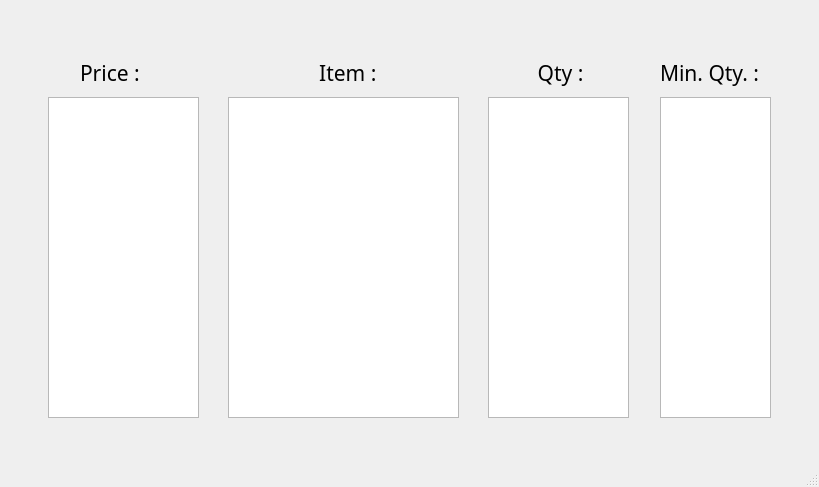
The window that curr_inven.ui (Dharmraj06/woc7.0-python-gui-restaurant-management) describes before a commit, drawn with Qt 5.
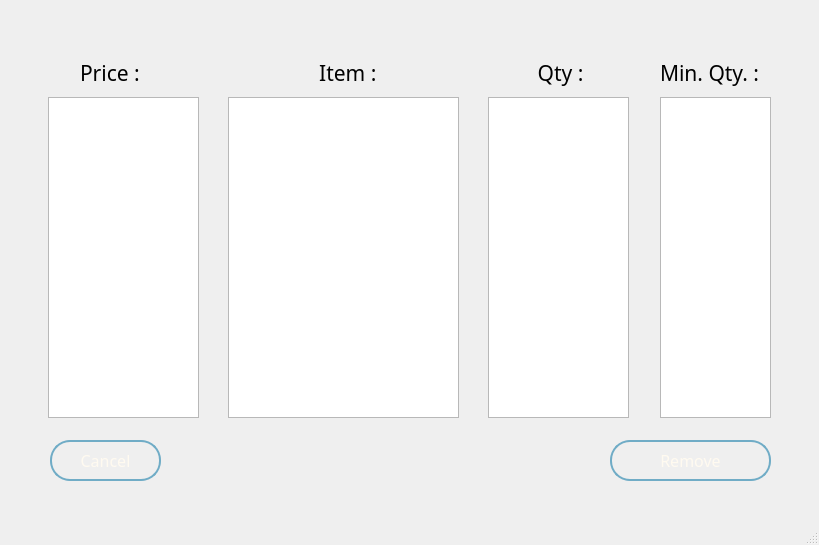
The same window after the commit. Icons and pictures are not drawn.

Commit message: Updated the curr_inventory_win.py to delete items and to show items in red

```diff
--- a/curr_inven.ui
+++ b/curr_inven.ui
@@ -7,7 +7,7 @@
     <x>0</x>
     <y>0</y>
     <width>819</width>
-    <height>487</height>
+    <height>545</height>
    </rect>
   </property>
   <property name="windowTitle">
@@ -140,6 +140,124 @@
      <string>Min. Qty. :</string>
     </property>
    </widget>
+   <widget class="QPushButton" name="cancel_pb">
+    <property name="geometry">
+     <rect>
+      <x>50</x>
+      <y>440</y>
+      <width>111</width>
+      <height>41</height>
+     </rect>
+    </property>
+    <property name="font">
+     <font>
+      <family>Segoe UI Variable Small</family>
+      <pointsize>-1</pointsize>
+     </font>
+    </property>
+    <property name="styleSheet">
+     <string notr="true">QPushButton {
+    background-color: qlineargradient(spread:repeat, x1:0, y1:0.602, x2:1, y2:0.603, 
+    stop:0.0631579 rgba(0, 115, 168, 216), 
+    stop:0.448864 rgba(14, 116, 163, 227), 
+    stop:0.653409 rgba(25, 116, 159, 199), 
+    stop:0.8125 rgba(35, 117, 155, 191), 
+    stop:0.982955 rgba(49, 118, 150, 185));
+    
+    color: #FFFAF0;  
+    border-radius: 20px;      
+    padding: 10px;             
+    font-size: 16px;           
+    border: 2px solid rgb(112, 172, 198);  /* Blue border */
+}
+QPushButton {
+    background-color: qlineargradient(spread:repeat, x1:0, y1:0.602, x2:1, y2:0.603, 
+    stop:0.0631579 rgba(0, 115, 168, 216), 
+    stop:0.448864 rgba(14, 116, 163, 227), 
+    stop:0.653409 rgba(25, 116, 159, 199), 
+    stop:0.8125 rgba(35, 117, 155, 191), 
+    stop:0.982955 rgba(49, 118, 150, 185));
+    
+    color: #FFFAF0;  
+    border-radius: 20px;      
+    padding: 10px;             
+    font-size: 16px;           
+    border: 2px solid rgb(112, 172, 198);  /* Blue border */
+}
+
+QPushButton:pressed {
+    background-color: qlineargradient(spread:repeat, x1:0, y1:0.602, x2:1, y2:0.603, 
+    stop:0.0631579 rgba(0, 100, 140, 216),  /* Darker version of the gradient */
+    stop:0.448864 rgba(10, 100, 140, 227), 
+    stop:0.653409 rgba(20, 100, 140, 199), 
+    stop:0.8125 rgba(30, 100, 140, 191), 
+    stop:0.982955 rgba(40, 100, 140, 185));
+}
+</string>
+    </property>
+    <property name="text">
+     <string>Cancel</string>
+    </property>
+   </widget>
+   <widget class="QPushButton" name="remove_pb">
+    <property name="geometry">
+     <rect>
+      <x>610</x>
+      <y>440</y>
+      <width>161</width>
+      <height>41</height>
+     </rect>
+    </property>
+    <property name="font">
+     <font>
+      <family>Segoe UI Variable Small</family>
+      <pointsize>-1</pointsize>
+     </font>
+    </property>
+    <property name="styleSheet">
+     <string notr="true">QPushButton {
+    background-color: qlineargradient(spread:repeat, x1:0, y1:0.602, x2:1, y2:0.603, 
+    stop:0.0631579 rgba(0, 115, 168, 216), 
+    stop:0.448864 rgba(14, 116, 163, 227), 
+    stop:0.653409 rgba(25, 116, 159, 199), 
+    stop:0.8125 rgba(35, 117, 155, 191), 
+    stop:0.982955 rgba(49, 118, 150, 185));
+    
+    color: #FFFAF0;  
+    border-radius: 20px;      
+    padding: 10px;             
+    font-size: 16px;           
+    border: 2px solid rgb(112, 172, 198);  /* Blue border */
+}
+QPushButton {
+    background-color: qlineargradient(spread:repeat, x1:0, y1:0.602, x2:1, y2:0.603, 
+    stop:0.0631579 rgba(0, 115, 168, 216), 
+    stop:0.448864 rgba(14, 116, 163, 227), 
+    stop:0.653409 rgba(25, 116, 159, 199), 
+    stop:0.8125 rgba(35, 117, 155, 191), 
+    stop:0.982955 rgba(49, 118, 150, 185));
+    
+    color: #FFFAF0;  
+    border-radius: 20px;      
+    padding: 10px;             
+    font-size: 16px;           
+    border: 2px solid rgb(112, 172, 198);  /* Blue border */
+}
+
+QPushButton:pressed {
+    background-color: qlineargradient(spread:repeat, x1:0, y1:0.602, x2:1, y2:0.603, 
+    stop:0.0631579 rgba(0, 100, 140, 216),  /* Darker version of the gradient */
+    stop:0.448864 rgba(10, 100, 140, 227), 
+    stop:0.653409 rgba(20, 100, 140, 199), 
+    stop:0.8125 rgba(30, 100, 140, 191), 
+    stop:0.982955 rgba(40, 100, 140, 185));
+}
+</string>
+    </property>
+    <property name="text">
+     <string>Remove</string>
+    </property>
+   </widget>
   </widget>
   <widget class="QMenuBar" name="menubar">
    <property name="geometry">
```
The commit also changes 5 other files.
